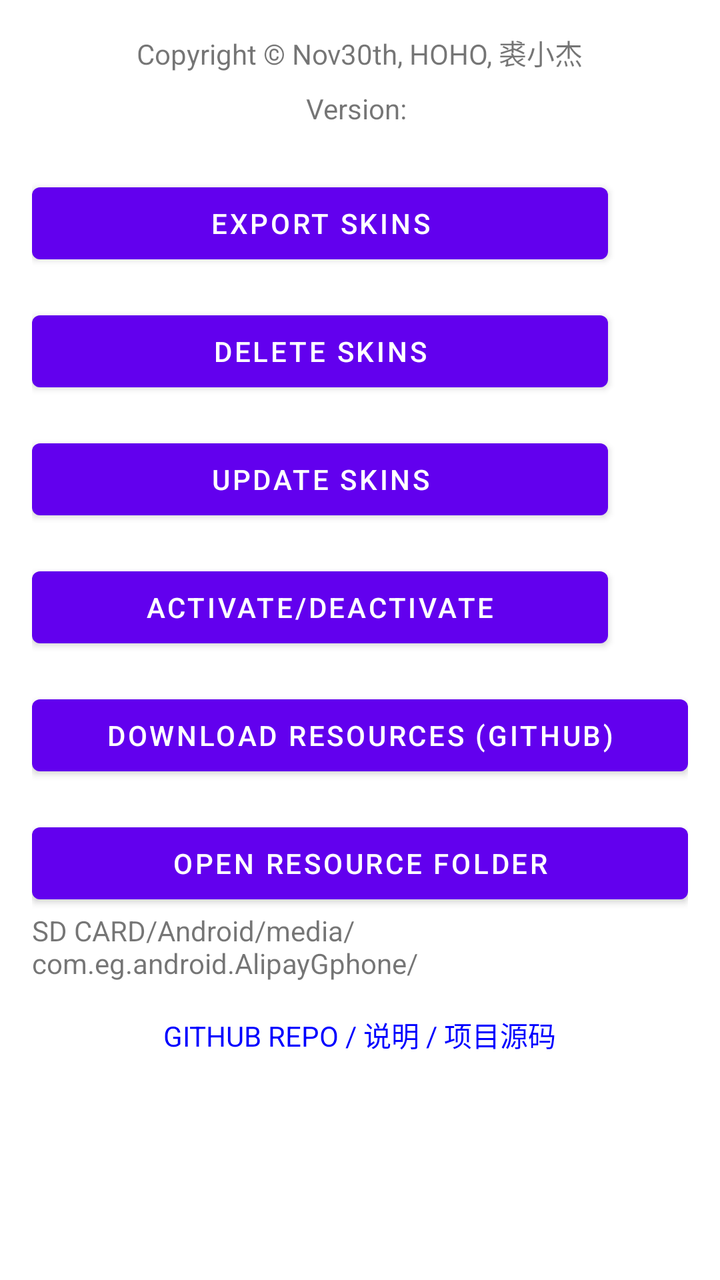
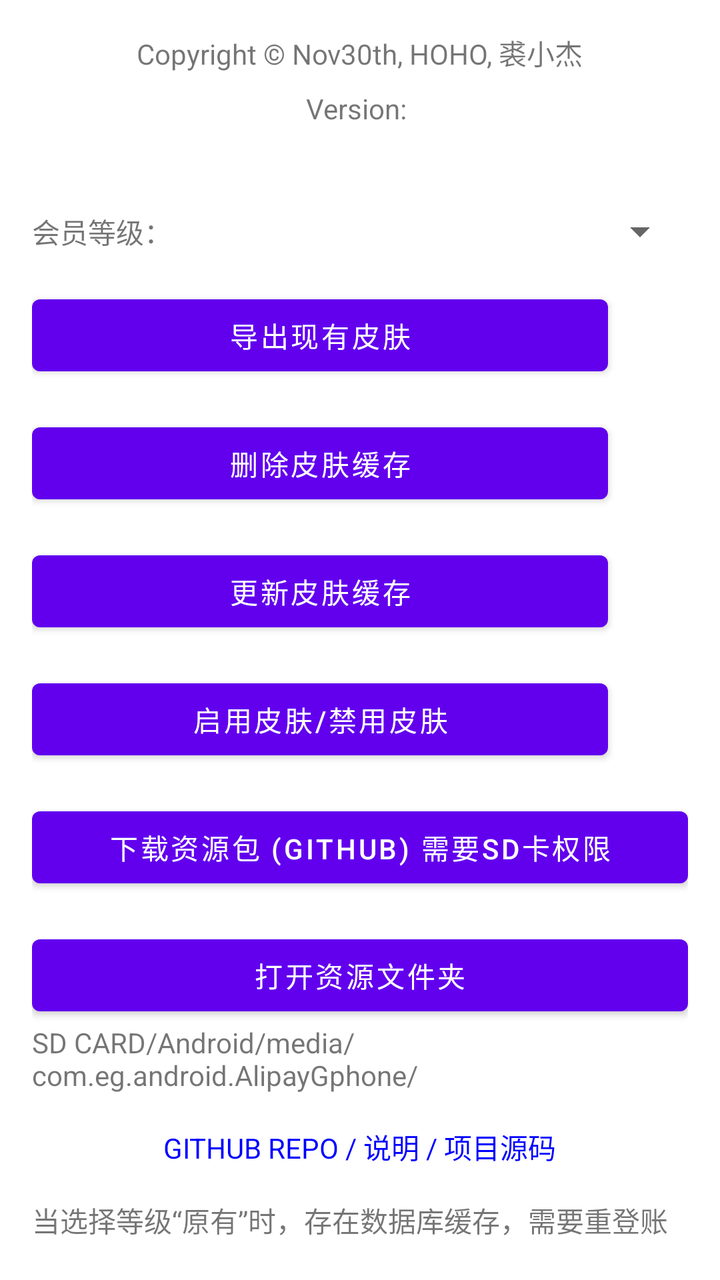

The first picture is an Android layout as it rendered before a commit; the second is the same layout after the commit. The layout source and the unified diff follow.
<!-- AndroidManifest.xml: fallback theme Theme.MaterialComponents.DayNight.NoActionBar -->
<!-- res/layout/activity_main.xml -->
<?xml version="1.0" encoding="utf-8"?>
<LinearLayout xmlns:android="http://schemas.android.com/apk/res/android"
    android:layout_width="match_parent"
    android:layout_height="match_parent"
    android:orientation="vertical"
    android:padding="16dp">

    <TextView
    android:layout_width="wrap_content"
    android:layout_height="wrap_content"
    android:layout_gravity="center_horizontal"
    android:text="Copyright © Nov30th, HOHO, 裘小杰"
    android:layout_marginBottom="8dp"/>

    <TextView
        android:id="@+id/tvVersion"
        android:layout_width="wrap_content"
        android:layout_height="wrap_content"
        android:layout_gravity="center_horizontal"
        android:text="Version: "
        android:layout_marginBottom="24dp"/>

    

    <LinearLayout
        android:layout_width="match_parent"
        android:layout_height="wrap_content"
        android:orientation="horizontal"
        android:layout_marginBottom="16dp">

        <Button
            android:id="@+id/btnExport"
            android:layout_width="0dp"
            android:layout_height="wrap_content"
            android:layout_weight="1"
            android:text="Export Skins"/>

        <ImageView
            android:id="@+id/ivExportStatus"
            android:layout_width="24dp"
            android:layout_height="24dp"
            android:layout_gravity="center_vertical"
            android:layout_marginLeft="16dp"/>
    </LinearLayout>

    <LinearLayout
        android:layout_width="match_parent"
        android:layout_height="wrap_content"
        android:orientation="horizontal"
        android:layout_marginBottom="16dp">

        <Button
            android:id="@+id/btnDelete"
            android:layout_width="0dp"
            android:layout_height="wrap_content"
            android:layout_weight="1"
            android:text="Delete Skins"/>

        <ImageView
            android:id="@+id/ivDeleteStatus"
            android:layout_width="24dp"
            android:layout_height="24dp"
            android:layout_gravity="center_vertical"
            android:layout_marginLeft="16dp"/>
    </LinearLayout>

    <LinearLayout
        android:layout_width="match_parent"
        android:layout_height="wrap_content"
        android:orientation="horizontal"
        android:layout_marginBottom="16dp">

        <Button
            android:id="@+id/btnUpdate"
            android:layout_width="0dp"
            android:layout_height="wrap_content"
            android:layout_weight="1"
            android:text="Update Skins"/>

        <ImageView
            android:id="@+id/ivUpdateStatus"
            android:layout_width="24dp"
            android:layout_height="24dp"
            android:layout_gravity="center_vertical"
            android:layout_marginLeft="16dp"/>
    </LinearLayout>

    <LinearLayout
        android:layout_width="match_parent"
        android:layout_height="wrap_content"
        android:orientation="horizontal">

        <Button
            android:id="@+id/btnActivate"
            android:layout_width="0dp"
            android:layout_height="wrap_content"
            android:layout_weight="1"
            android:text="Activate/Deactivate"/>

        <ImageView
            android:id="@+id/ivActivateStatus"
            android:layout_width="24dp"
            android:layout_height="24dp"
            android:layout_gravity="center_vertical"
            android:layout_marginLeft="16dp"/>
    </LinearLayout>

    <LinearLayout
        android:layout_width="match_parent"
        android:layout_height="wrap_content"
        android:orientation="horizontal"
        android:layout_marginTop="16dp">

        <Button
            android:id="@+id/btnDownload"
            android:layout_width="0dp"
            android:layout_height="wrap_content"
            android:layout_weight="1"
            android:text="Download Resources (Github)" />

        <ProgressBar
            android:id="@+id/progressBar"
            style="?android:attr/progressBarStyleHorizontal"
            android:layout_width="0dp"
            android:layout_height="wrap_content"
            android:layout_weight="1"
            android:layout_gravity="center_vertical"
            android:visibility="gone"/>
    </LinearLayout>

    
    <Button
    android:id="@+id/btnOpenResourceFolder"
    android:layout_width="match_parent"
    android:layout_height="wrap_content"
    android:text="Open Resource Folder"
    android:layout_marginTop="16dp"/>

    
    <TextView
        android:id="@+id/textView"
        android:layout_width="match_parent"
        android:layout_height="wrap_content"
        android:text="SD CARD/Android/media/com.eg.android.AlipayGphone/" />

    <TextView
        android:id="@+id/tvGithubLink"
        android:layout_width="wrap_content"
        android:layout_height="wrap_content"
        android:text="GITHUB REPO / 说明 / 项目源码"
        android:textColor="#0000FF"
        android:layout_gravity="center_horizontal"
        android:layout_marginTop="16dp"
        android:clickable="true"
        android:focusable="true"/>

</LinearLayout>
<!-- resources referenced by this layout -->
<resources>

</resources>

<!-- the commit's change to res/layout/activity_main.xml (unified diff, before → after) -->
@@ -6,11 +6,11 @@
     android:padding="16dp">
 
     <TextView
-    android:layout_width="wrap_content"
-    android:layout_height="wrap_content"
-    android:layout_gravity="center_horizontal"
-    android:text="Copyright © Nov30th, HOHO, 裘小杰"
-    android:layout_marginBottom="8dp"/>
+        android:layout_width="wrap_content"
+        android:layout_height="wrap_content"
+        android:layout_gravity="center_horizontal"
+        android:text="Copyright © Nov30th, HOHO, 裘小杰"
+        android:layout_marginBottom="8dp" />
 
     <TextView
         android:id="@+id/tvVersion"
@@ -18,9 +18,37 @@
         android:layout_height="wrap_content"
         android:layout_gravity="center_horizontal"
         android:text="Version: "
-        android:layout_marginBottom="24dp"/>
+        android:layout_marginBottom="24dp" />
+
+
+    <LinearLayout
+        android:layout_width="match_parent"
+        android:layout_height="wrap_content"
+        android:orientation="horizontal"
+        android:layout_marginTop="16dp">
+
+        <TextView
+            android:layout_width="wrap_content"
+            android:layout_height="wrap_content"
+            android:text="会员等级："
+            android:layout_gravity="center_vertical" />
+
+        <Spinner
+            android:id="@+id/spinnerMemberGrade"
+            android:layout_width="0dp"
+            android:layout_height="wrap_content"
+            android:layout_weight="1" />
+    </LinearLayout>
 
     
+    
+
+
+    
+
+    <View
+        android:layout_width="match_parent"
+        android:layout_height="16dp" />
 
     <LinearLayout
         android:layout_width="match_parent"
@@ -33,14 +61,14 @@
             android:layout_width="0dp"
             android:layout_height="wrap_content"
             android:layout_weight="1"
-            android:text="Export Skins"/>
+            android:text="导出现有皮肤" />
 
         <ImageView
             android:id="@+id/ivExportStatus"
             android:layout_width="24dp"
             android:layout_height="24dp"
             android:layout_gravity="center_vertical"
-            android:layout_marginLeft="16dp"/>
+            android:layout_marginLeft="16dp" />
     </LinearLayout>
 
     <LinearLayout
@@ -54,14 +82,14 @@
             android:layout_width="0dp"
             android:layout_height="wrap_content"
             android:layout_weight="1"
-            android:text="Delete Skins"/>
+            android:text="删除皮肤缓存" />
 
         <ImageView
             android:id="@+id/ivDeleteStatus"
             android:layout_width="24dp"
             android:layout_height="24dp"
             android:layout_gravity="center_vertical"
-            android:layout_marginLeft="16dp"/>
+            android:layout_marginLeft="16dp" />
     </LinearLayout>
 
     <LinearLayout
@@ -75,14 +103,14 @@
             android:layout_width="0dp"
             android:layout_height="wrap_content"
             android:layout_weight="1"
-            android:text="Update Skins"/>
+            android:text="更新皮肤缓存" />
 
         <ImageView
             android:id="@+id/ivUpdateStatus"
             android:layout_width="24dp"
             android:layout_height="24dp"
             android:layout_gravity="center_vertical"
-            android:layout_marginLeft="16dp"/>
+            android:layout_marginLeft="16dp" />
     </LinearLayout>
 
     <LinearLayout
@@ -95,14 +123,14 @@
             android:layout_width="0dp"
             android:layout_height="wrap_content"
             android:layout_weight="1"
-            android:text="Activate/Deactivate"/>
+            android:text="启用皮肤/禁用皮肤" />
 
         <ImageView
             android:id="@+id/ivActivateStatus"
             android:layout_width="24dp"
             android:layout_height="24dp"
             android:layout_gravity="center_vertical"
-            android:layout_marginLeft="16dp"/>
+            android:layout_marginLeft="16dp" />
     </LinearLayout>
 
     <LinearLayout
@@ -116,7 +144,7 @@
             android:layout_width="0dp"
             android:layout_height="wrap_content"
             android:layout_weight="1"
-            android:text="Download Resources (Github)" />
+            android:text="下载资源包 (Github) 需要SD卡权限" />
 
         <ProgressBar
             android:id="@+id/progressBar"
@@ -125,16 +153,16 @@
             android:layout_height="wrap_content"
             android:layout_weight="1"
             android:layout_gravity="center_vertical"
-            android:visibility="gone"/>
+            android:visibility="gone" />
     </LinearLayout>
 
     
     <Button
-    android:id="@+id/btnOpenResourceFolder"
-    android:layout_width="match_parent"
-    android:layout_height="wrap_content"
-    android:text="Open Resource Folder"
-    android:layout_marginTop="16dp"/>
+        android:id="@+id/btnOpenResourceFolder"
+        android:layout_width="match_parent"
+        android:layout_height="wrap_content"
+        android:text="打开资源文件夹"
+        android:layout_marginTop="16dp" />
 
     
     <TextView
@@ -152,6 +180,16 @@
         android:layout_gravity="center_horizontal"
         android:layout_marginTop="16dp"
         android:clickable="true"
-        android:focusable="true"/>
+        android:focusable="true" />
+
+    <View
+        android:layout_width="match_parent"
+        android:layout_height="16dp" />
+
+    <TextView
+        android:id="@+id/textView2"
+        android:layout_width="match_parent"
+        android:layout_height="wrap_content"
+        android:text="当选择等级“原有”时，存在数据库缓存，需要重登账号" />
 
 </LinearLayout>
